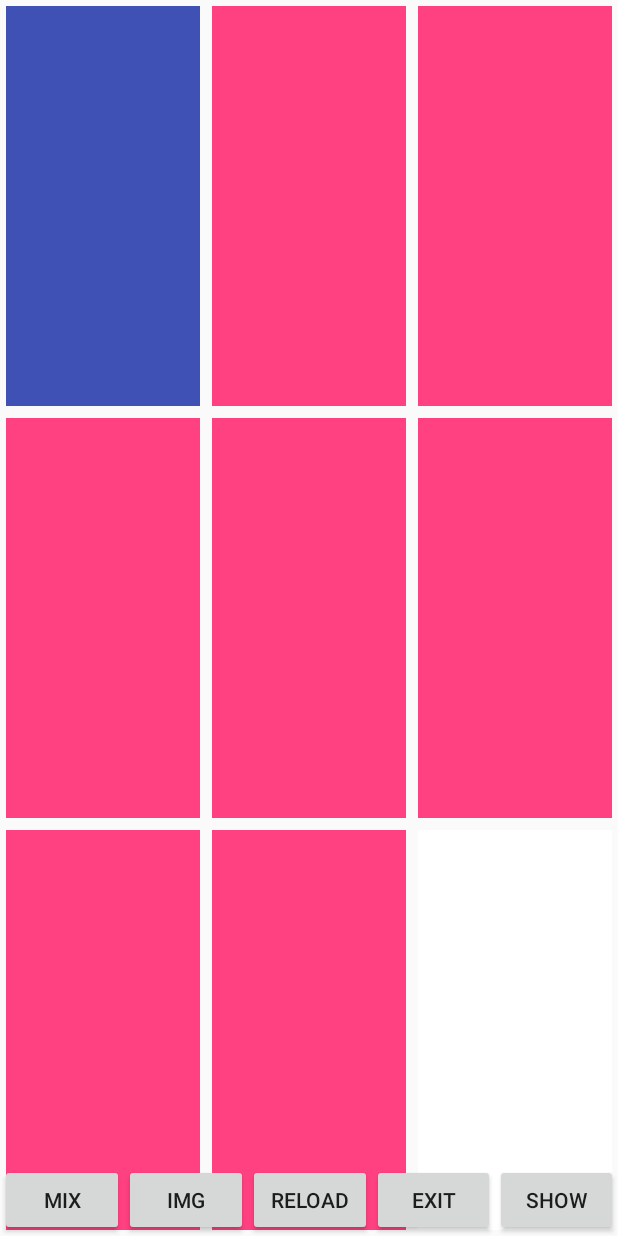
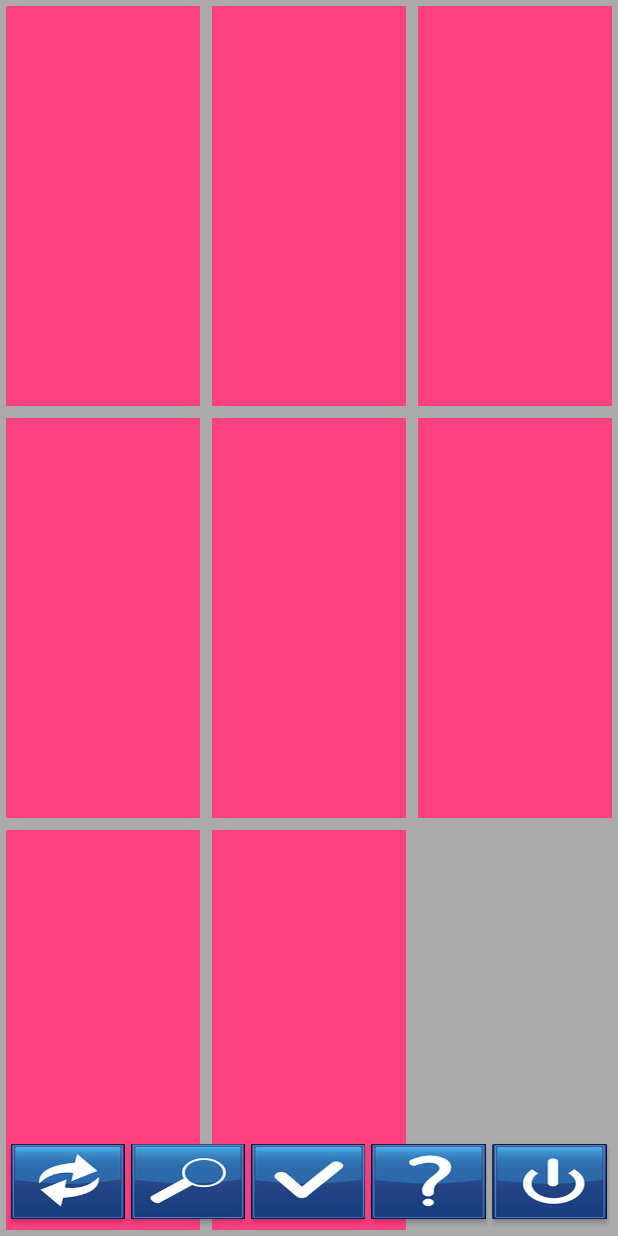
Before and after one commit to magda-piatek/DAM, an Android app: the layout activity_ukladanka.xml on its own in the app's theme, with its tools: preview values and no code run, on a phone screen of 412 x 824 dp. Run offline under Robolectric (Android 15) with nearby library versions, the light colour scheme and no system bars.

Commit message:
Sliding Puzzle

```diff
--- a/app/src/main/java/com/example/user/puzzle/UkladankaActivity.java
+++ b/app/src/main/java/com/example/user/puzzle/UkladankaActivity.java
@@ -16,7 +16,6 @@ import android.os.Bundle;
 import android.view.Display;
 import android.view.View;
 import android.widget.Button;
-import android.widget.FrameLayout;
 import android.widget.ImageView;
 
 import java.util.Random;
@@ -47,7 +46,7 @@ public class UkladankaActivity extends AppCompatActivity implements SensorEventL
     protected void onCreate(Bundle savedInstanceState) {
         super.onCreate(savedInstanceState);
         setContentView(R.layout.activity_ukladanka);
-        //hideNavigation();
+        hideNavigation();
 
         //wsadzanie do tablicy wszystkich ImageView
         for (int i =0 ; i < 9; i++) {
@@ -97,7 +96,7 @@ public class UkladankaActivity extends AppCompatActivity implements SensorEventL
             @Override
             public void onClick(View view) {
                 openGallery();
-                //hideNavigation();
+                hideNavigation();
             }
         });
 
@@ -109,7 +108,7 @@ public class UkladankaActivity extends AppCompatActivity implements SensorEventL
                 BitmapDrawable drawable = (BitmapDrawable) Puzzle.getDrawable();
                 Bitmap srcBmp = drawable.getBitmap();
                 bitmapList = splitBitmap(srcBmp, width, height);
-                //hideNavigation();
+                hideNavigation();
             }
         });
 
@@ -137,7 +136,8 @@ public class UkladankaActivity extends AppCompatActivity implements SensorEventL
         exit.setOnClickListener(new View.OnClickListener() {
             @Override
             public void onClick(View view) {
-               //kod do wyjścia
+                Intent intentBack = new Intent(UkladankaActivity.this,MainActivity.class);
+                startActivity(intentBack);
             }
         });
 
@@ -309,7 +309,7 @@ public class UkladankaActivity extends AppCompatActivity implements SensorEventL
     }
 
     //navigation
-   /* private void hideNavigation () {
+    private void hideNavigation () {
         this.getWindow().getDecorView().setSystemUiVisibility(
                 View.SYSTEM_UI_FLAG_FULLSCREEN |
                         View.SYSTEM_UI_FLAG_HIDE_NAVIGATION |
@@ -319,7 +319,7 @@ public class UkladankaActivity extends AppCompatActivity implements SensorEventL
                         View.SYSTEM_UI_FLAG_LAYOUT_STABLE
         );
     }
-*/
+
     //gallery
     private void openGallery(){
         Intent gallery = new Intent(Intent.ACTION_PICK, MediaStore.Images.Media.INTERNAL_CONTENT_URI);
--- a/app/src/main/res/layout/activity_ukladanka.xml
+++ b/app/src/main/res/layout/activity_ukladanka.xml
@@ -5,6 +5,7 @@
     android:id="@+id/layout"
     android:layout_width="match_parent"
     android:layout_height="match_parent"
+    android:background="@android:color/darker_gray"
     android:foregroundGravity="center"
     android:orientation="vertical"
     tools:context="com.example.user.puzzle.UkladankaActivity">
@@ -22,30 +23,30 @@
             android:orientation="horizontal">
 
             <ImageView
-                android:contentDescription="@string/desc"
-                android:padding="4dp"
                 android:id="@+id/imageView0"
                 android:layout_width="match_parent"
                 android:layout_height="match_parent"
                 android:layout_weight="1"
-                app:srcCompat="@color/colorPrimary" />
+                android:contentDescription="@string/desc"
+                android:padding="4dp"
+                app:srcCompat="@color/colorAccent" />
 
             <ImageView
-                android:contentDescription="@string/desc"
-                android:padding="4dp"
                 android:id="@+id/imageView1"
                 android:layout_width="match_parent"
                 android:layout_height="match_parent"
                 android:layout_weight="1"
+                android:contentDescription="@string/desc"
+                android:padding="4dp"
                 app:srcCompat="@color/colorAccent" />
 
             <ImageView
-                android:contentDescription="@string/desc"
-                android:padding="4dp"
                 android:id="@+id/imageView2"
                 android:layout_width="match_parent"
                 android:layout_height="match_parent"
                 android:layout_weight="1"
+                android:contentDescription="@string/desc"
+                android:padding="4dp"
                 app:srcCompat="@color/colorAccent" />
         </LinearLayout>
 
@@ -56,30 +57,30 @@
             android:orientation="horizontal">
 
             <ImageView
-                android:contentDescription="@string/desc"
-                android:padding="4dp"
                 android:id="@+id/imageView3"
                 android:layout_width="match_parent"
                 android:layout_height="match_parent"
                 android:layout_weight="1"
+                android:contentDescription="@string/desc"
+                android:padding="4dp"
                 app:srcCompat="@color/colorAccent" />
 
             <ImageView
-                android:contentDescription="@string/desc"
-                android:padding="4dp"
                 android:id="@+id/imageView4"
                 android:layout_width="match_parent"
                 android:layout_height="match_parent"
                 android:layout_weight="1"
+                android:contentDescription="@string/desc"
+                android:padding="4dp"
                 app:srcCompat="@color/colorAccent" />
 
             <ImageView
-                android:contentDescription="@string/desc"
-                android:padding="4dp"
                 android:id="@+id/imageView5"
                 android:layout_width="match_parent"
                 android:layout_height="match_parent"
                 android:layout_weight="1"
+                android:contentDescription="@string/desc"
+                android:padding="4dp"
                 app:srcCompat="@color/colorAccent" />
         </LinearLayout>
 
@@ -90,31 +91,31 @@
             android:orientation="horizontal">
 
             <ImageView
-                android:contentDescription="@string/desc"
-                android:padding="4dp"
                 android:id="@+id/imageView6"
                 android:layout_width="match_parent"
                 android:layout_height="match_parent"
                 android:layout_weight="1"
+                android:contentDescription="@string/desc"
+                android:padding="4dp"
                 app:srcCompat="@color/colorAccent" />
 
             <ImageView
-                android:contentDescription="@string/desc"
-                android:padding="4dp"
                 android:id="@+id/imageView7"
                 android:layout_width="match_parent"
                 android:layout_height="match_parent"
                 android:layout_weight="1"
+                android:contentDescription="@string/desc"
+                android:padding="4dp"
                 app:srcCompat="@color/colorAccent" />
 
             <ImageView
-                android:contentDescription="@string/desc"
-                android:padding="4dp"
                 android:id="@+id/imageView8"
                 android:layout_width="match_parent"
                 android:layout_height="match_parent"
                 android:layout_weight="1"
-                app:srcCompat="@android:color/background_light" />
+                android:background="@android:color/darker_gray"
+                android:contentDescription="@string/desc"
+                android:padding="4dp" />
         </LinearLayout>
     </LinearLayout>
 
@@ -132,42 +133,53 @@
         android:layout_width="match_parent"
         android:layout_height="match_parent"
         android:gravity="bottom"
-        android:orientation="horizontal">
+        android:orientation="horizontal"
+        android:padding="5dp">
 
         <Button
             android:id="@+id/button_mix"
-            android:layout_width="wrap_content"
-            android:layout_height="wrap_content"
+            android:layout_width="50dp"
+            android:layout_height="50dp"
+            android:layout_margin="2dp"
             android:layout_weight="1"
-            android:text="Mix" />
+            android:background="@drawable/reload"
+            android:padding="5dp" />
 
         <Button
             android:id="@+id/button_image"
-            android:layout_width="wrap_content"
-            android:layout_height="wrap_content"
+            android:layout_width="50dp"
+            android:layout_height="50dp"
+            android:layout_margin="2dp"
             android:layout_weight="1"
-            android:text="IMG" />
+            android:background="@drawable/hide"
+            android:padding="5dp" />
 
         <Button
             android:id="@+id/button_reload"
-            android:layout_width="wrap_content"
-            android:layout_height="wrap_content"
+            android:layout_width="50dp"
+            android:layout_height="50dp"
+            android:layout_margin="2dp"
             android:layout_weight="1"
-            android:text="RELOAD" />
+            android:background="@drawable/reloads"
+            android:padding="5dp" />
+
+        <Button
+            android:id="@+id/button_show"
+            android:layout_width="50dp"
+            android:layout_height="50dp"
+            android:layout_margin="2dp"
+            android:layout_weight="1"
+            android:background="@drawable/show"
+            android:padding="5dp" />
 
         <Button
             android:id="@+id/button_exit"
-            android:layout_width="wrap_content"
-            android:layout_height="wrap_content"
+            android:layout_width="50dp"
+            android:layout_height="50dp"
+            android:layout_margin="2dp"
             android:layout_weight="1"
-            android:text="EXIT" />
-
-        <Button
-            android:id="@+id/button_show"
-            android:layout_width="wrap_content"
-            android:layout_height="wrap_content"
-            android:layout_weight="1"
-            android:text="SHOW" />
+            android:background="@drawable/escape"
+            android:padding="5dp" />
 
     </LinearLayout>
 
--- a/app/src/main/res/values/colors.xml
+++ b/app/src/main/res/values/colors.xml
@@ -2,5 +2,5 @@
 <resources>
     <color name="colorPrimary">#3F51B5</color>
     <color name="colorPrimaryDark">#303F9F</color>
-    <color name="colorAccent">#FF4081</color>
+    <color name="colorAccent">#ff4081</color>
 </resources>
```
Also changed, not shown: app/src/main/res/drawable/escape.jpg (added), app/src/main/res/drawable/hide.jpg (added), app/src/main/res/drawable/image.jpg (added), app/src/main/res/drawable/image_set.jpg (added), app/src/main/res/drawable/reload.jpg (added), app/src/main/res/drawable/reloads.jpg (added), app/src/main/res/drawable/show.jpg (added).
